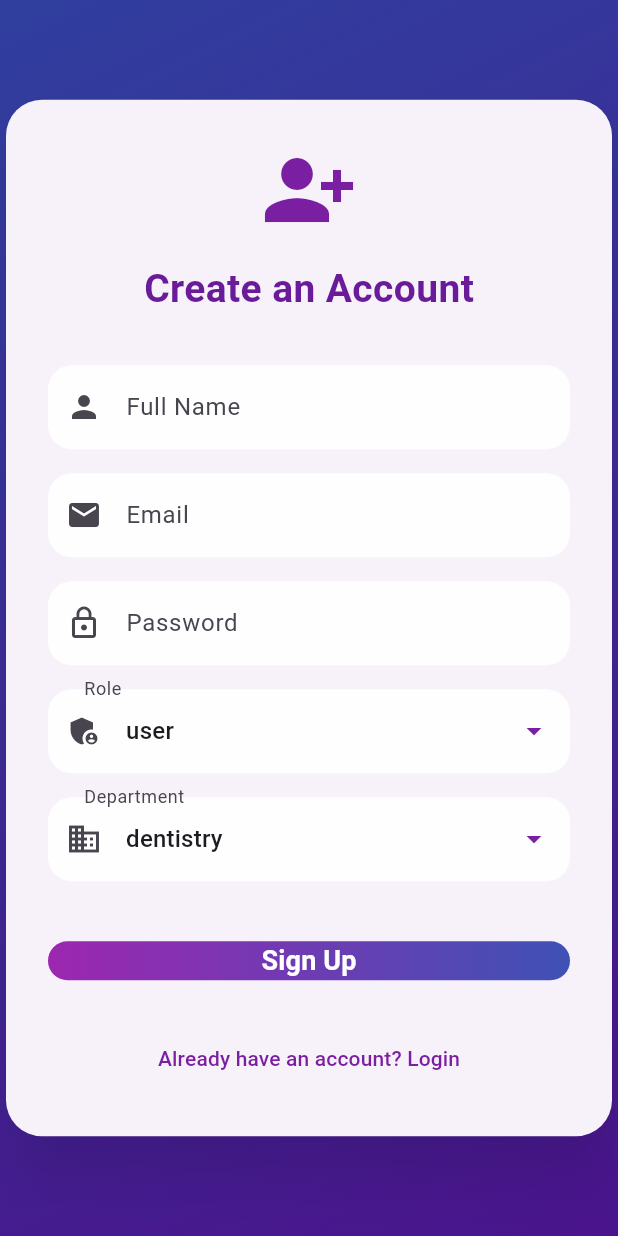
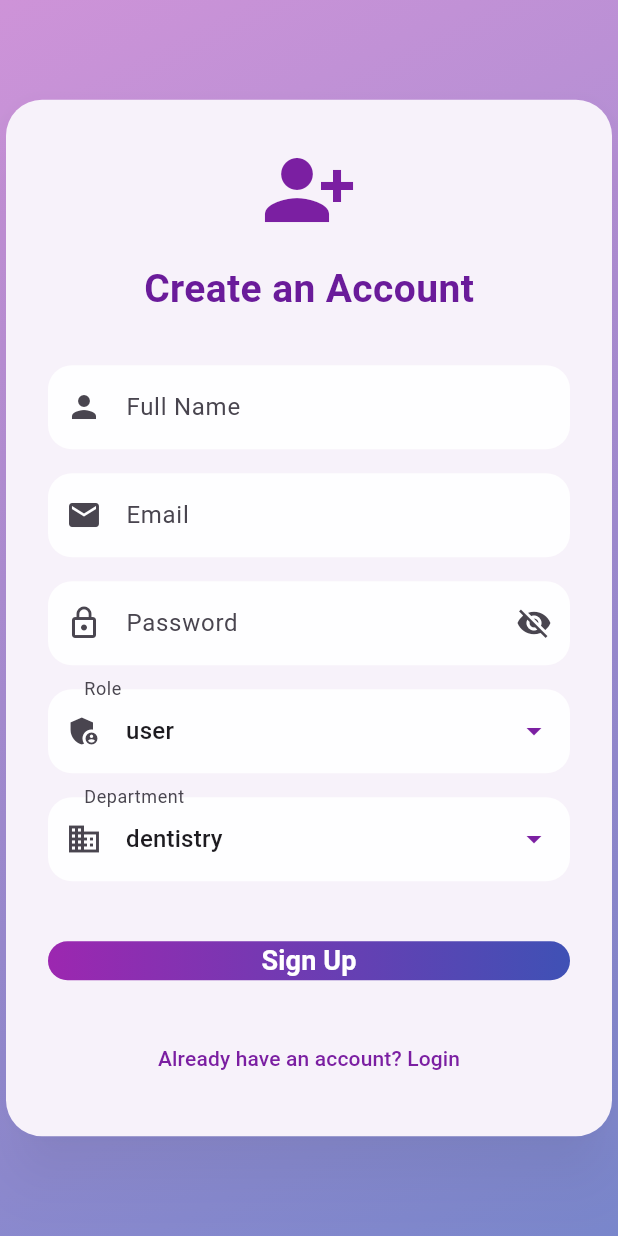
Before and after one commit to HerbertK-93/elegant_medical_center, a Flutter app: the screen it shows after launch, after a tap on "Don't have an account? Sign up", on a phone screen of 412 x 824 dp. Run offline on Flutter 3.47's test engine with Material 3 defaults, Android fonts, the phone set to English and light mode, and no system bars; our stand-ins replace cloud_firestore, firebase_auth, firebase_core; accounts and stored records are empty; network calls fail.

Commit message:
Modifying UI for login and signup screen

```diff
--- a/emc/lib/screens/auth/login_screen.dart
+++ b/emc/lib/screens/auth/login_screen.dart
@@ -17,6 +17,7 @@ class _LoginScreenState extends State<LoginScreen>
   final _passwordController = TextEditingController();
   final _authService = AuthService();
   bool _loading = false;
+  bool _obscurePassword = true;
 
   late AnimationController _controller;
   late Animation<double> _fadeAnimation;
@@ -67,7 +68,8 @@ class _LoginScreenState extends State<LoginScreen>
     setState(() => _loading = false);
   }
 
-  InputDecoration _inputDecoration(String label, IconData icon) {
+  InputDecoration _inputDecoration(String label, IconData icon,
+      {bool isPassword = false}) {
     return InputDecoration(
       labelText: label,
       prefixIcon: Icon(icon),
@@ -78,6 +80,15 @@ class _LoginScreenState extends State<LoginScreen>
         borderRadius: BorderRadius.circular(16),
         borderSide: BorderSide.none,
       ),
+      suffixIcon: isPassword
+          ? IconButton(
+              icon: Icon(
+                _obscurePassword ? Icons.visibility_off : Icons.visibility,
+              ),
+              onPressed: () =>
+                  setState(() => _obscurePassword = !_obscurePassword),
+            )
+          : null,
     );
   }
 
@@ -87,7 +98,7 @@ class _LoginScreenState extends State<LoginScreen>
       body: Container(
         decoration: BoxDecoration(
           gradient: LinearGradient(
-            colors: [Colors.indigo.shade700, Colors.purple.shade900],
+            colors: [Colors.purple.shade200, Colors.indigo.shade300],
             begin: Alignment.topLeft,
             end: Alignment.bottomRight,
           ),
@@ -101,7 +112,7 @@ class _LoginScreenState extends State<LoginScreen>
                 shape: RoundedRectangleBorder(
                     borderRadius: BorderRadius.circular(24)),
                 elevation: 16,
-                shadowColor: Colors.black45,
+                shadowColor: Colors.black26,
                 child: Padding(
                   padding: const EdgeInsets.all(28),
                   child: Column(
@@ -122,9 +133,10 @@ class _LoginScreenState extends State<LoginScreen>
                       SizedBox(height: 16),
                       TextField(
                         controller: _passwordController,
-                        decoration:
-                            _inputDecoration("Password", Icons.lock_outline),
-                        obscureText: true,
+                        decoration: _inputDecoration(
+                            "Password", Icons.lock_outline,
+                            isPassword: true),
+                        obscureText: _obscurePassword,
                       ),
                       SizedBox(height: 28),
                       _loading
--- a/emc/lib/screens/auth/signup_screen.dart
+++ b/emc/lib/screens/auth/signup_screen.dart
@@ -16,6 +16,7 @@ class _SignUpScreenState extends State<SignUpScreen>
   String _department = "dentistry";
   final _authService = AuthService();
   bool _loading = false;
+  bool _obscurePassword = true;
 
   late AnimationController _controller;
   late Animation<double> _fadeAnimation;
@@ -55,7 +56,8 @@ class _SignUpScreenState extends State<SignUpScreen>
     setState(() => _loading = false);
   }
 
-  InputDecoration _inputDecoration(String label, IconData icon) {
+  InputDecoration _inputDecoration(String label, IconData icon,
+      {bool isPassword = false}) {
     return InputDecoration(
       labelText: label,
       prefixIcon: Icon(icon),
@@ -66,6 +68,15 @@ class _SignUpScreenState extends State<SignUpScreen>
         borderRadius: BorderRadius.circular(16),
         borderSide: BorderSide.none,
       ),
+      suffixIcon: isPassword
+          ? IconButton(
+              icon: Icon(
+                _obscurePassword ? Icons.visibility_off : Icons.visibility,
+              ),
+              onPressed: () =>
+                  setState(() => _obscurePassword = !_obscurePassword),
+            )
+          : null,
     );
   }
 
@@ -75,7 +86,7 @@ class _SignUpScreenState extends State<SignUpScreen>
       body: Container(
         decoration: BoxDecoration(
           gradient: LinearGradient(
-            colors: [Colors.indigo.shade700, Colors.purple.shade900],
+            colors: [Colors.purple.shade200, Colors.indigo.shade300],
             begin: Alignment.topLeft,
             end: Alignment.bottomRight,
           ),
@@ -89,7 +100,7 @@ class _SignUpScreenState extends State<SignUpScreen>
                 shape: RoundedRectangleBorder(
                     borderRadius: BorderRadius.circular(24)),
                 elevation: 16,
-                shadowColor: Colors.black45,
+                shadowColor: Colors.black26,
                 child: Padding(
                   padding: const EdgeInsets.all(28),
                   child: SingleChildScrollView(
@@ -116,12 +127,12 @@ class _SignUpScreenState extends State<SignUpScreen>
                         SizedBox(height: 16),
                         TextField(
                           controller: _passwordController,
-                          decoration:
-                              _inputDecoration("Password", Icons.lock_outline),
-                          obscureText: true,
+                          decoration: _inputDecoration(
+                              "Password", Icons.lock_outline,
+                              isPassword: true),
+                          obscureText: _obscurePassword,
                         ),
                         SizedBox(height: 16),
-                        // Role dropdown styled
                         DropdownButtonFormField<String>(
                           value: _role,
                           decoration: _inputDecoration(
@@ -141,7 +152,6 @@ class _SignUpScreenState extends State<SignUpScreen>
                         ),
                         if (_role == "user") ...[
                           SizedBox(height: 16),
-                          // Department dropdown styled
                           DropdownButtonFormField<String>(
                             value: _department,
                             decoration:
```
